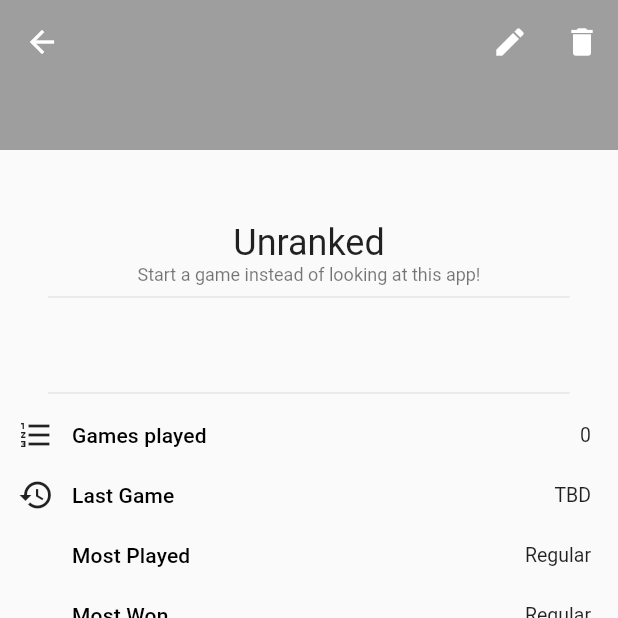
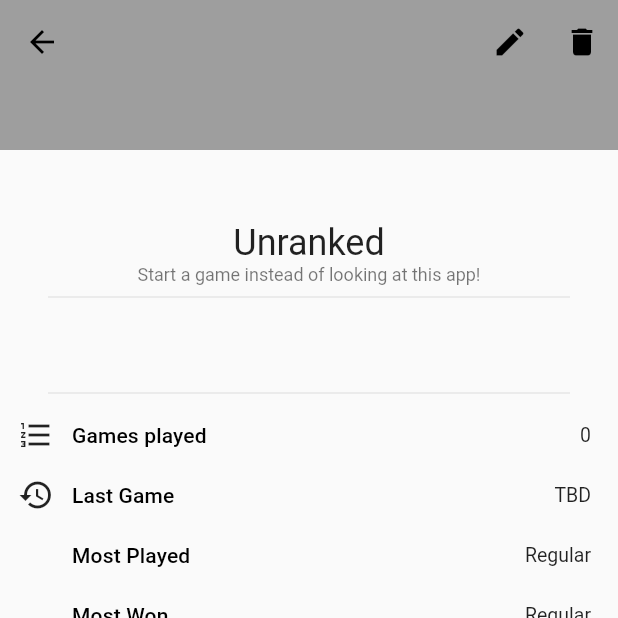
Before and after one commit to wietsebuseyne/CatanMaster, a Flutter app: the _PlayerDetailScreen screen opened directly with empty values, on a phone screen of 412 x 824 dp, the top half of it. Run offline on Flutter 3.47's test engine with Material 2 defaults, Android fonts, the phone set to English and light mode, and no system bars; our stand-ins replace bloc, dartz, datetime_picker_formfield, equatable, flutter_bloc, fluttertoast and 3 more; accounts and stored records are empty.

Commit message:
Fix: player detail screen appbar textcolor adapts to brightness

```diff
--- a/lib/presentation/players/pages/player_stats_page.dart
+++ b/lib/presentation/players/pages/player_stats_page.dart
@@ -24,17 +24,20 @@ class PlayerStatsPage extends StatelessWidget {
       var statistics = state.getStatisticsForPlayer(player);
       return NestedScrollView(
         headerSliverBuilder: (context, innerBoxIsScrolled) {
+          Brightness brightness = ThemeData.estimateBrightnessForColor(player.color);
+          var theme = ThemeData(brightness: brightness);
           return <Widget>[
             SliverOverlapAbsorber(
               handle: NestedScrollView.sliverOverlapAbsorberHandleFor(context),
               sliver: SliverAppBar(
                 centerTitle: true,
-                flexibleSpace: FlexibleSpaceBar(title: Text(player.name), centerTitle: true,),
+                flexibleSpace: FlexibleSpaceBar(title: Text(player.name, style: theme.textTheme.headline6), centerTitle: true,),
                 collapsedHeight: kToolbarHeight,
                 toolbarHeight: kToolbarHeight,
                 expandedHeight: 100.0,
                 pinned: true,
                 backgroundColor: player.color,
+                iconTheme: brightness == Brightness.light ? IconTheme.of(context).copyWith(color: Colors.black) : null,
                 actions: [
                   IconButton(
                     onPressed: () => Navigator.of(context).pushNamed("/players/edit", arguments: {"player": player}),
```
